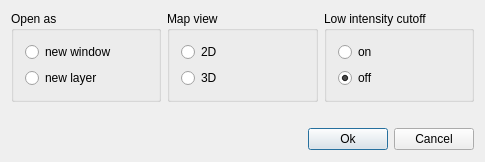
First picture: the form in source/VISUAL/DIALOGS/TOPPViewOpenDialog.ui, repository open-ms/all-svn-branches, before the edit.
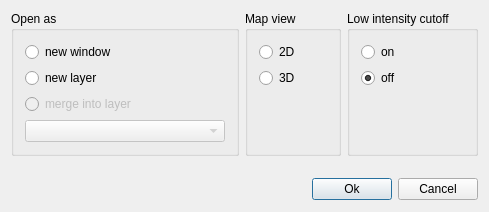
Second picture: the form after the edit.

Diff of the .ui file:
```diff
--- a/source/VISUAL/DIALOGS/TOPPViewOpenDialog.ui
+++ b/source/VISUAL/DIALOGS/TOPPViewOpenDialog.ui
@@ -9,7 +9,7 @@
     <x>0</x>
     <y>0</y>
     <width>485</width>
-    <height>161</height>
+    <height>192</height>
    </rect>
   </property>
   <property name="windowTitle" >
@@ -18,15 +18,15 @@
   <property name="modal" >
    <bool>true</bool>
   </property>
-  <layout class="QGridLayout" name="gridLayout" >
-   <item row="0" column="0" >
-    <layout class="QHBoxLayout" name="horizontalLayout" >
+  <layout class="QVBoxLayout" >
+   <item>
+    <layout class="QHBoxLayout" >
      <item>
       <widget class="QGroupBox" name="groupBox" >
        <property name="title" >
         <string>Open as</string>
        </property>
-       <layout class="QVBoxLayout" name="verticalLayout" >
+       <layout class="QVBoxLayout" >
         <item>
          <widget class="QRadioButton" name="window_" >
           <property name="text" >
@@ -44,6 +44,29 @@
           </property>
          </widget>
         </item>
+        <item>
+         <widget class="QRadioButton" name="merge_" >
+          <property name="enabled" >
+           <bool>false</bool>
+          </property>
+          <property name="text" >
+           <string>merge into layer</string>
+          </property>
+         </widget>
+        </item>
+        <item>
+         <widget class="QComboBox" name="merge_combo_" >
+          <property name="enabled" >
+           <bool>false</bool>
+          </property>
+          <property name="minimumSize" >
+           <size>
+            <width>200</width>
+            <height>0</height>
+           </size>
+          </property>
+         </widget>
+        </item>
        </layout>
       </widget>
      </item>
@@ -70,6 +93,19 @@
           </property>
          </widget>
         </item>
+        <item>
+         <spacer>
+          <property name="orientation" >
+           <enum>Qt::Vertical</enum>
+          </property>
+          <property name="sizeHint" >
+           <size>
+            <width>20</width>
+            <height>5</height>
+           </size>
+          </property>
+         </spacer>
+        </item>
        </layout>
       </widget>
      </item>
@@ -99,12 +135,25 @@
           </property>
          </widget>
         </item>
+        <item>
+         <spacer>
+          <property name="orientation" >
+           <enum>Qt::Vertical</enum>
+          </property>
+          <property name="sizeHint" >
+           <size>
+            <width>20</width>
+            <height>5</height>
+           </size>
+          </property>
+         </spacer>
+        </item>
        </layout>
       </widget>
      </item>
     </layout>
    </item>
-   <item row="1" column="0" >
+   <item>
     <spacer>
      <property name="orientation" >
       <enum>Qt::Vertical</enum>
@@ -112,15 +161,15 @@
      <property name="sizeType" >
       <enum>QSizePolicy::MinimumExpanding</enum>
      </property>
-     <property name="sizeHint" stdset="0" >
+     <property name="sizeHint" >
       <size>
-       <width>451</width>
-       <height>20</height>
+       <width>467</width>
+       <height>16</height>
       </size>
      </property>
     </spacer>
    </item>
-   <item row="2" column="0" >
+   <item>
     <layout class="QHBoxLayout" >
      <item>
       <spacer>
@@ -130,7 +179,7 @@
        <property name="sizeType" >
         <enum>QSizePolicy::Expanding</enum>
        </property>
-       <property name="sizeHint" stdset="0" >
+       <property name="sizeHint" >
         <size>
          <width>111</width>
          <height>23</height>
```
